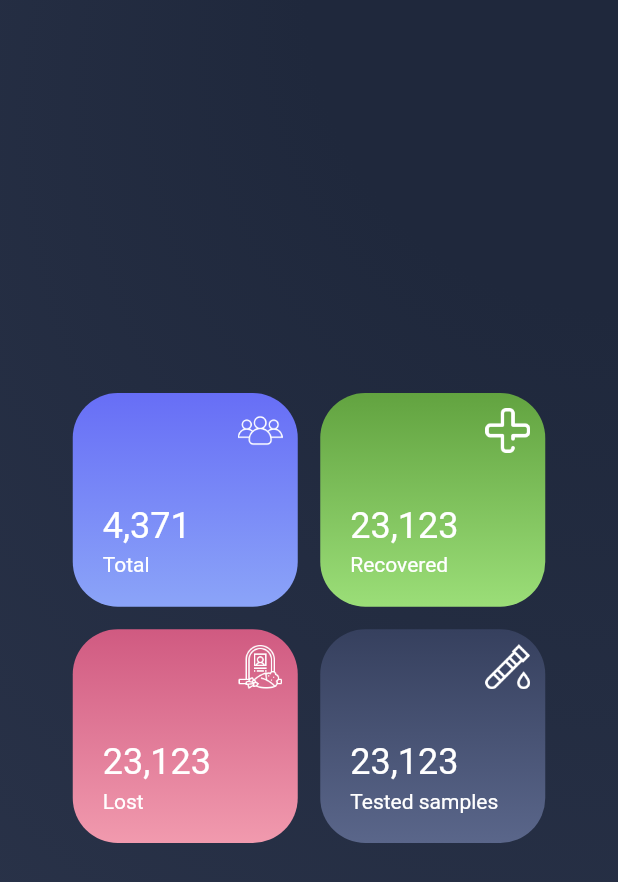
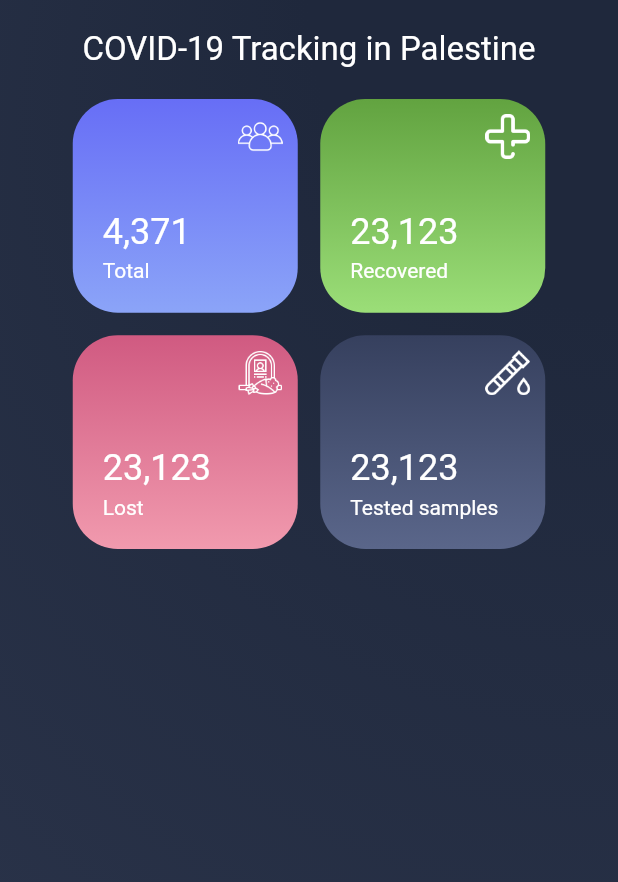
Before and after one commit to omzer/covid-19-tracker-APP, a Flutter app: the screen it shows after launch, on a phone screen of 412 x 824 dp. Shown: the top 882 px of the screen. Run offline on Flutter 3.47's test engine with Material 2 defaults, Android fonts, the phone set to English and light mode, and no system bars; our stand-ins replace auto_animated; network calls fail.

Commit message:
Code refactor

```diff
--- a/lib/main.dart
+++ b/lib/main.dart
@@ -10,9 +10,6 @@ class MyApp extends StatelessWidget {
     return MaterialApp(
       debugShowCheckedModeBanner: false,
       title: 'COVID-19 Tracker',
-      theme: ThemeData(
-        primaryColor: Colors.redAccent,
-      ),
       home: SafeArea(child: HomePage()),
     );
   }
--- a/lib/ui/pages/home_page.dart
+++ b/lib/ui/pages/home_page.dart
@@ -10,17 +10,38 @@ class HomePage extends StatelessWidget {
   Widget build(BuildContext context) {
     return Scaffold(
       drawer: MainPageDrawer(),
-      body: DarkBackground(child: Center(child: _buildItem())),
+      body: DarkBackground(child: _buildBodyWidgets()),
     );
   }
 
-  Widget _buildItem() {
+  Widget _buildBodyWidgets() {
+    return ListView(
+      children: <Widget>[
+        _buildTitle(),
+        _buildSummarySection(),
+      ],
+    );
+  }
+
+  Widget _buildTitle() {
+    TextStyle style = TextStyle(fontSize: 22, color: Colors.white);
+    return Padding(
+      padding: const EdgeInsets.fromLTRB(0, 20, 0, 20),
+      child: Text(
+        'COVID-19 Tracking in Palestine',
+        style: style,
+        textAlign: TextAlign.center,
+      ),
+    );
+  }
+
+  Widget _buildSummarySection() {
     return FutureBuilder(
       future: API.getSummary(),
       builder: (context, snap) {
         if (snap.connectionState == ConnectionState.waiting)
           return WorldLoading();
-        return SummarySection(summaryModel: snap.data);
+        return Center(child: SummarySection(summaryModel: snap.data));
       },
     );
   }
```
